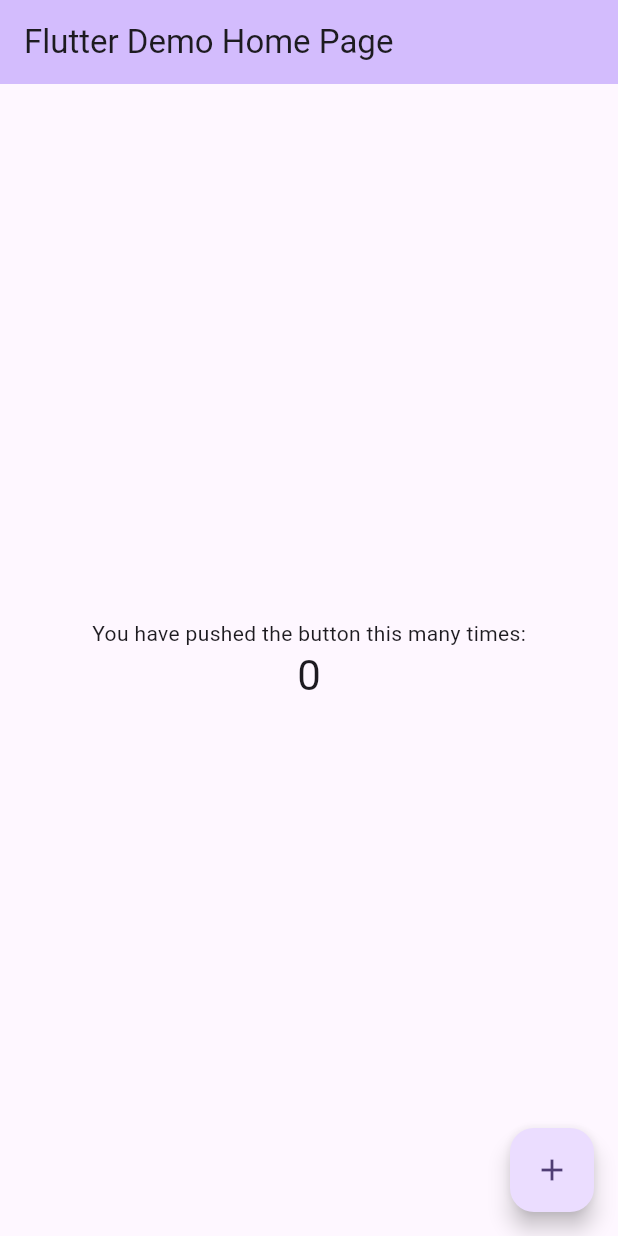
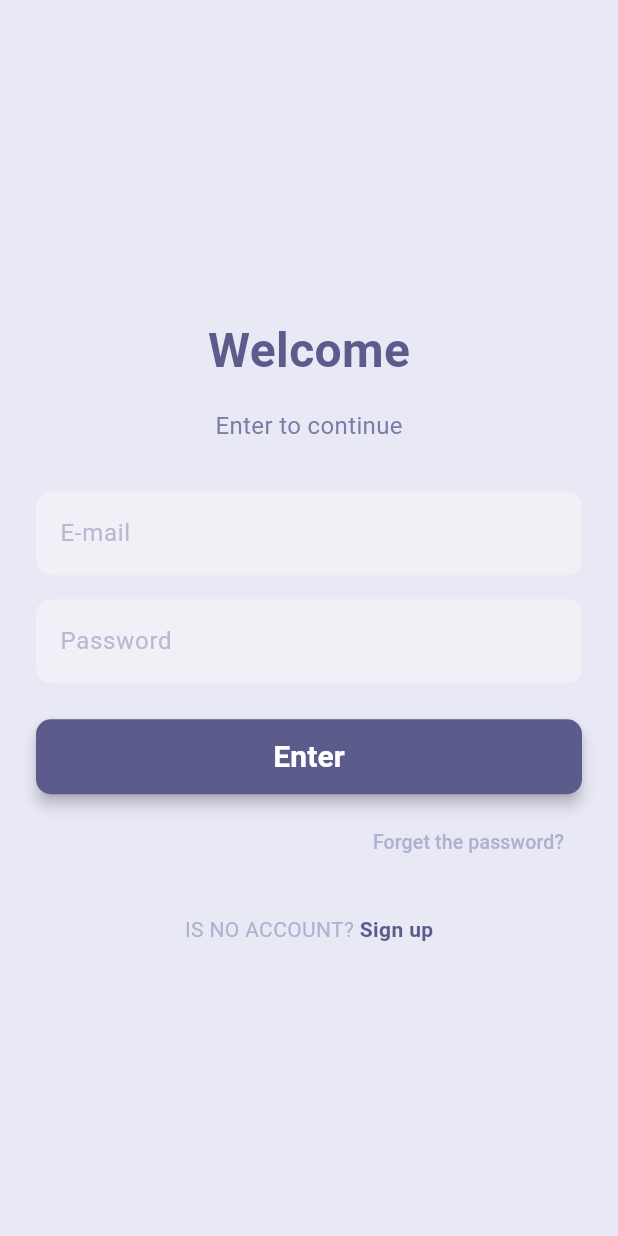
Before and after one commit to Alien-Et/MellowAIChat, a Flutter app: the screen it shows after launch, on a phone screen of 412 x 824 dp. Run offline on Flutter 3.47's test engine with Material 3 defaults, Android fonts, the phone set to English and light mode, and no system bars.

Commit message:
Add Login page

```diff
--- /dev/null
+++ b/lib/Login/Login.dart
@@ -0,0 +1,142 @@
+import 'package:flutter/material.dart';
+
+class Login extends StatefulWidget {
+  const Login({super.key});
+
+  @override
+  State<Login> createState() => _LoginState();
+}
+
+class _LoginState extends State<Login> {
+  final TextEditingController emailct = TextEditingController();
+  final TextEditingController passwdct = TextEditingController();
+
+  @override
+  Widget build(BuildContext context) {
+    return Scaffold(
+      backgroundColor: const Color(0xFFE9E9F6),
+      body: Center(
+        child: SingleChildScrollView(
+          child: Padding(
+            padding: const EdgeInsets.symmetric(horizontal: 24.0),
+            child: Column(
+              crossAxisAlignment: CrossAxisAlignment.center,
+              children: [
+                const SizedBox(height: 40),
+                Text(
+                  'Welcome',
+                  style: TextStyle(
+                    fontSize: 32,
+                    fontWeight: FontWeight.bold,
+                    color: Color(0xFF5B5B8C),
+                  ),
+                ),
+                const SizedBox(height: 16),
+                Text(
+                  'Enter to continue',
+                  style: TextStyle(
+                    fontSize: 16,
+                    color: Color(0xFF7B7BA5),
+                  ),
+                ),
+                const SizedBox(height: 32),
+                TextField(
+                  controller: emailct,
+                  decoration: InputDecoration(
+                    filled: true,
+                    fillColor: Color(0x80F6F6F6),
+                    hintText: 'E-mail',
+                    hintStyle: TextStyle(color: Color(0xFFB8B8D1)),
+                    border: OutlineInputBorder(
+                      borderRadius: BorderRadius.circular(10),
+                      borderSide: BorderSide.none,
+                    ),
+                  ),
+                ),
+                const SizedBox(height: 16),
+                TextField(
+                  controller: passwdct,
+                  obscureText: true,
+                  decoration: InputDecoration(
+                    filled: true,
+                    fillColor: Color(0x80F6F6F6),
+                    hintText: 'Password',
+                    hintStyle: TextStyle(color: Color(0xFFB8B8D1)),
+                    border: OutlineInputBorder(
+                      borderRadius: BorderRadius.circular(10),
+                      borderSide: BorderSide.none,
+                    ),
+                  ),
+                ),
+                const SizedBox(height: 24),
+                SizedBox(
+                  width: double.infinity,
+                  height: 50,
+                  child: ElevatedButton(
+                    style: ElevatedButton.styleFrom(
+                      backgroundColor: const Color(0xFF5B5B8C),
+                      shape: RoundedRectangleBorder(
+                        borderRadius: BorderRadius.circular(10),
+                      ),
+                      elevation: 4,
+                    ),
+                    onPressed: () {},
+                    child: const Text(
+                      'Enter',
+                      style: TextStyle(
+                        fontSize: 20,
+                        fontWeight: FontWeight.bold,
+                        color: Colors.white,
+                      ),
+                    ),
+                  ),
+                ),
+                const SizedBox(height: 8),
+                Align(
+                  alignment: Alignment.centerRight,
+                  child: TextButton(
+                    onPressed: () {},
+                    child: const Text(
+                      'Forget the password?',
+                      style: TextStyle(
+                        color: Color(0xFFB0B0D0),
+                        fontSize: 13,
+                      ),
+                    ),
+                  ),
+                ),
+
+
+                const SizedBox(height: 24),
+                Row(
+                  mainAxisAlignment: MainAxisAlignment.center,
+                  children: [
+                    const Text(
+                      'IS NO ACCOUNT? ',
+                      style: TextStyle(
+                        color: Color(0xFFB0B0D0),
+                        fontSize: 14,
+                      ),
+                    ),
+                    GestureDetector(
+                      onTap: () {},
+                      child: const Text(
+                        'Sign up',
+                        style: TextStyle(
+                          color: Color(0xFF5B5B8C),
+                          fontWeight: FontWeight.bold,
+                          fontSize: 14,
+                        ),
+                      ),
+                    ),
+                  ],
+                ),
+                const SizedBox(height: 24),
+              ],
+            ),
+          ),
+        ),
+      ),
+    );
+  }
+}
--- a/lib/main.dart
+++ b/lib/main.dart
@@ -1,5 +1,5 @@
 import 'package:flutter/material.dart';
-
+import 'package:mellowai/Login/Login.dart';
 void main() {
   runApp(const MyApp());
 }
@@ -7,116 +7,13 @@ void main() {
 class MyApp extends StatelessWidget {
   const MyApp({super.key});
 
-  // This widget is the root of your application.
   @override
   Widget build(BuildContext context) {
     return MaterialApp(
-      title: 'Flutter Demo',
-      theme: ThemeData(
-        // This is the theme of your application.
-        //
-        // TRY THIS: Try running your application with "flutter run". You'll see
-        // the application has a purple toolbar. Then, without quitting the app,
-        // try changing the seedColor in the colorScheme below to Colors.green
-        // and then invoke "hot reload" (save your changes or press the "hot
-        // reload" button in a Flutter-supported IDE, or press "r" if you used
-        // the command line to start the app).
-        //
-        // Notice that the counter didn't reset back to zero; the application
-        // state is not lost during the reload. To reset the state, use hot
-        // restart instead.
-        //
-        // This works for code too, not just values: Most code changes can be
-        // tested with just a hot reload.
-        colorScheme: ColorScheme.fromSeed(seedColor: Colors.deepPurple),
-      ),
-      home: const MyHomePage(title: 'Flutter Demo Home Page'),
+      initialRoute: '/login',
+      routes: {
+        '/login': (context) => Login(),
+      }
     );
   }
 }
-
-class MyHomePage extends StatefulWidget {
-  const MyHomePage({super.key, required this.title});
-
-  // This widget is the home page of your application. It is stateful, meaning
-  // that it has a State object (defined below) that contains fields that affect
-  // how it looks.
-
-  // This class is the configuration for the state. It holds the values (in this
-  // case the title) provided by the parent (in this case the App widget) and
-  // used by the build method of the State. Fields in a Widget subclass are
-  // always marked "final".
-
-  final String title;
-
-  @override
-  State<MyHomePage> createState() => _MyHomePageState();
-}
-
-class _MyHomePageState extends State<MyHomePage> {
-  int _counter = 0;
-
-  void _incrementCounter() {
-    setState(() {
-      // This call to setState tells the Flutter framework that something has
-      // changed in this State, which causes it to rerun the build method below
-      // so that the display can reflect the updated values. If we changed
-      // _counter without calling setState(), then the build method would not be
-      // called again, and so nothing would appear to happen.
-      _counter++;
-    });
-  }
-
-  @override
-  Widget build(BuildContext context) {
-    // This method is rerun every time setState is called, for instance as done
-    // by the _incrementCounter method above.
-    //
-    // The Flutter framework has been optimized to make rerunning build methods
-    // fast, so that you can just rebuild anything that needs updating rather
-    // than having to individually change instances of widgets.
-    return Scaffold(
-      appBar: AppBar(
-        // TRY THIS: Try changing the color here to a specific color (to
-        // Colors.amber, perhaps?) and trigger a hot reload to see the AppBar
-        // change color while the other colors stay the same.
-        backgroundColor: Theme.of(context).colorScheme.inversePrimary,
-        // Here we take the value from the MyHomePage object that was created by
-        // the App.build method, and use it to set our appbar title.
-        title: Text(widget.title),
-      ),
-      body: Center(
-        // Center is a layout widget. It takes a single child and positions it
-        // in the middle of the parent.
-        child: Column(
-          // Column is also a layout widget. It takes a list of children and
-          // arranges them vertically. By default, it sizes itself to fit its
-          // children horizontally, and tries to be as tall as its parent.
-          //
-          // Column has various properties to control how it sizes itself and
-          // how it positions its children. Here we use mainAxisAlignment to
-          // center the children vertically; the main axis here is the vertical
-          // axis because Columns are vertical (the cross axis would be
-          // horizontal).
-          //
-          // TRY THIS: Invoke "debug painting" (choose the "Toggle Debug Paint"
-          // action in the IDE, or press "p" in the console), to see the
-          // wireframe for each widget.
-          mainAxisAlignment: MainAxisAlignment.center,
-          children: <Widget>[
-            const Text('You have pushed the button this many times:'),
-            Text(
-              '$_counter',
-              style: Theme.of(context).textTheme.headlineMedium,
-            ),
-          ],
-        ),
-      ),
-      floatingActionButton: FloatingActionButton(
-        onPressed: _incrementCounter,
-        tooltip: 'Increment',
-        child: const Icon(Icons.add),
-      ), // This trailing comma makes auto-formatting nicer for build methods.
-    );
-  }
-}
--- a/pubspec.yaml
+++ b/pubspec.yaml
@@ -28,6 +28,7 @@ environment:
 # the latest version available on pub.dev. To see which dependencies have newer
 # versions available, run `flutter pub outdated`.
 dependencies:
+  http:
   flutter:
     sdk: flutter
 
```
Also changed, not shown: pubspec.lock.
